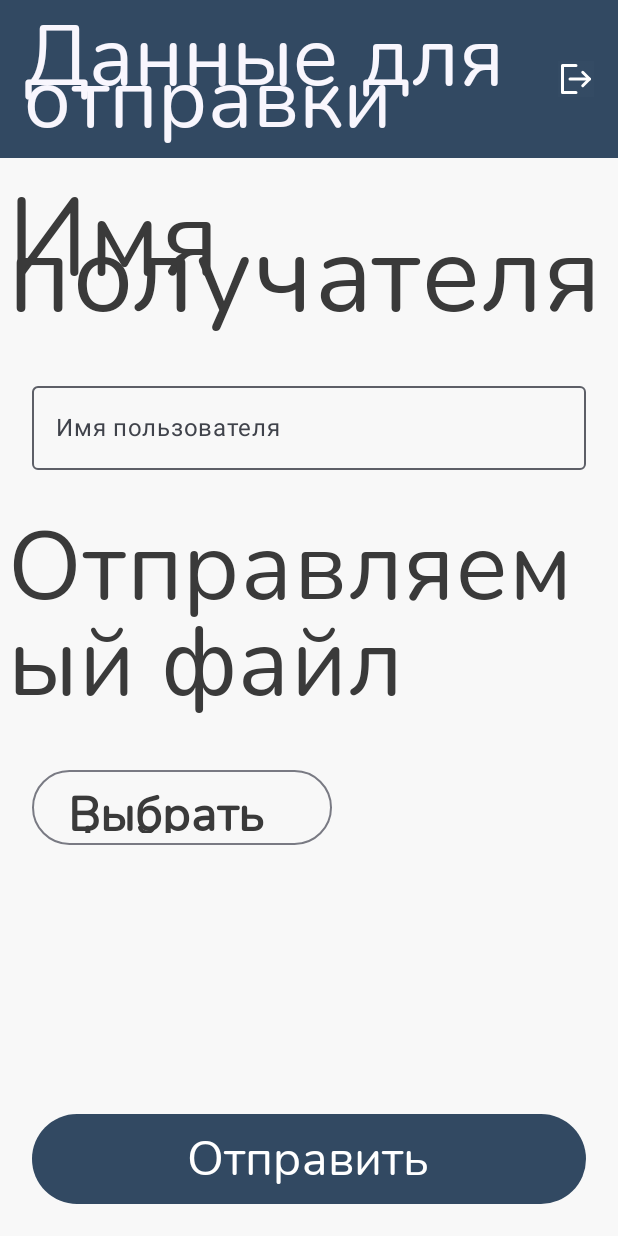
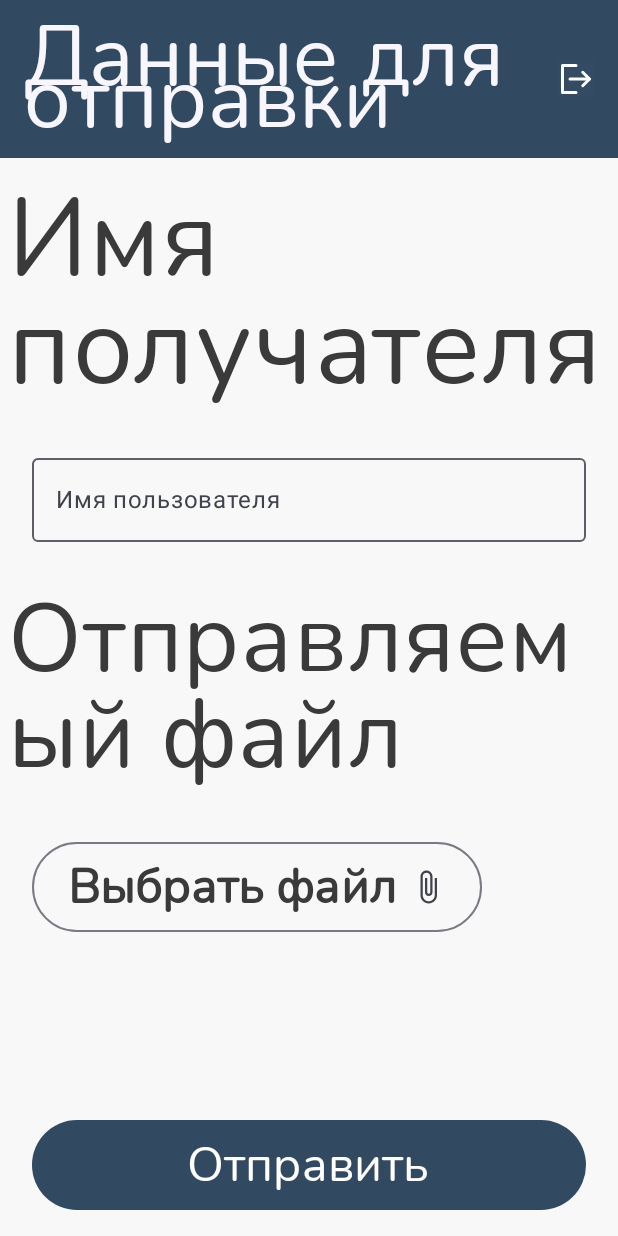
Before and after one commit to johtai/android-file-exchange, an Android app built with Jetpack Compose: the SendingDataScreen screen opened through its navigation route, on a phone screen of 412 x 824 dp. Run offline under Robolectric (Android 15) with nearby library versions, the phone set to English and light mode, and no system bars; pictures from the network do not load; 1 statement that could not run was skipped.

Commit message:
fix ui for small phones

```diff
--- a/app/src/main/AndroidManifest.xml
+++ b/app/src/main/AndroidManifest.xml
@@ -15,6 +15,7 @@
         tools:targetApi="31">
         <activity
             android:name=".MainActivity"
+            android:screenOrientation="portrait"
             android:exported="true"
             android:label="@string/app_name"
             android:theme="@style/Theme.MyApplication">
--- a/app/src/main/java/com/example/myapplication/SendingData.kt
+++ b/app/src/main/java/com/example/myapplication/SendingData.kt
@@ -3,12 +3,10 @@ package com.example.myapplication
 import android.content.Context
 import android.net.Uri
 import android.provider.OpenableColumns
-import android.widget.Toast
 import androidx.compose.runtime.getValue
 import androidx.compose.runtime.mutableIntStateOf
 import androidx.compose.runtime.mutableStateOf
 import androidx.compose.runtime.setValue
-import androidx.compose.ui.platform.LocalContext
 import androidx.core.net.toUri
 import io.ktor.network.selector.SelectorManager
 import io.ktor.network.sockets.Datagram
@@ -18,8 +16,6 @@ import io.ktor.utils.io.core.ByteReadPacket
 import kotlinx.coroutines.Dispatchers
 import kotlinx.coroutines.TimeoutCancellationException
 import kotlinx.coroutines.delay
-import kotlinx.coroutines.launch
-import kotlinx.coroutines.runBlocking
 import kotlinx.coroutines.withTimeout
 import kotlinx.io.readByteArray
 import kotlinx.io.readString
@@ -37,7 +33,7 @@ object sendingData {
     var ip by mutableStateOf("5.165.249.136")
     var port by mutableIntStateOf(2869)
     var downloadingInProcess by mutableStateOf(true)
-    var receiveDataConfirm by mutableStateOf(false)
+    var receiveDataDialog by mutableStateOf(false)
 
     fun setData (context: Context, uri: Uri) {
         try {
@@ -333,7 +329,7 @@ object sendingData {
         }
         socket.close()
         byteArray = listBytes
-        downloadingInProcess = true
+        downloadingInProcess = false
         //saveFile(filename, listBytes)
 
     }
@@ -377,7 +373,4 @@ object sendingData {
         //File(filename).writeBytes(file);
     }
 
-    suspend fun sentRejection() {
-
-    }
 }
--- a/app/src/main/java/com/example/myapplication/screens/LoginPage.kt
+++ b/app/src/main/java/com/example/myapplication/screens/LoginPage.kt
@@ -75,7 +75,8 @@ fun LoginScreen(navController: NavController) {
         Text(text = stringResource(R.string.login_head_text),
             fontFamily = HeadingFont,
             color = colorResource(R.color.grey_text),
-            fontSize = 7.em)
+            fontSize = 7.em,
+            lineHeight = 1.em)
 
         Spacer(modifier = Modifier.height(20.dp))
         OutlinedTextField(
@@ -133,7 +134,7 @@ fun LoginScreen(navController: NavController) {
                                 )
                                 showDialog = false
                                 if (status == HttpStatusCode.OK) {
-                                    //if(true){
+                                //    if(true){
                                     TokenStorage.saveUser(username.value.text.trim())
                                     navController.navigate(Routes.Send.route) {
                                         popUpTo(navController.graph.startDestinationId)
--- a/app/src/main/java/com/example/myapplication/screens/ReceiveDataScreen.kt
+++ b/app/src/main/java/com/example/myapplication/screens/ReceiveDataScreen.kt
@@ -66,7 +66,7 @@ fun ConfirmReceiveDialog(onDismiss: () -> Unit){
             TextButton(onClick = {
                 scope.launch {
                     onDismiss()
-                    sendingData.sentRejection()
+                    //sendingData.sentRejection()
                 }
             })
         {Text(stringResource(R.string.no), fontFamily = HeadingFont)}},
--- a/app/src/main/java/com/example/myapplication/screens/RegisterPage.kt
+++ b/app/src/main/java/com/example/myapplication/screens/RegisterPage.kt
@@ -66,10 +66,10 @@ fun RegisterScreen(navController: NavController) {
     val context = LocalContext.current
     val scope = rememberCoroutineScope()
     val name = remember {                                           //Lovak
-        mutableStateOf(TextFieldValue("Lovak2"))
+        mutableStateOf(TextFieldValue(""))
     }
-    val password = remember { mutableStateOf(TextFieldValue("BestUser03")) }    //BestUser03
-    val confirmPassword = remember { mutableStateOf(TextFieldValue("BestUser03")) }
+    val password = remember { mutableStateOf(TextFieldValue("")) }    //BestUser03
+    val confirmPassword = remember { mutableStateOf(TextFieldValue("")) }
 
     val nameErrorState = remember { mutableStateOf(false) }
     val passwordErrorState = remember { mutableStateOf(false) }
--- a/app/src/main/java/com/example/myapplication/screens/SendingDataScreen.kt
+++ b/app/src/main/java/com/example/myapplication/screens/SendingDataScreen.kt
@@ -3,12 +3,10 @@ package com.example.myapplication.screens
 import android.content.Context
 import android.net.Uri
 import android.os.ParcelFileDescriptor
-import android.widget.Toast
 import androidx.activity.compose.BackHandler
 import androidx.activity.compose.rememberLauncherForActivityResult
 import androidx.activity.result.contract.ActivityResultContracts
 import androidx.compose.foundation.clickable
-import androidx.compose.foundation.layout.Box
 import androidx.compose.foundation.layout.Column
 import androidx.compose.foundation.layout.Spacer
 import androidx.compose.foundation.layout.fillMaxSize
@@ -17,6 +15,9 @@ import androidx.compose.foundation.layout.height
 import androidx.compose.foundation.layout.padding
 import androidx.compose.foundation.layout.size
 import androidx.compose.foundation.layout.width
+import androidx.compose.foundation.layout.wrapContentSize
+import androidx.compose.foundation.rememberScrollState
+import androidx.compose.foundation.verticalScroll
 import androidx.compose.material3.AlertDialog
 import androidx.compose.material3.Button
 import androidx.compose.material3.ButtonDefaults
@@ -56,8 +57,6 @@ import androidx.navigation.compose.rememberNavController
 import com.example.myapplication.MAX_FILE_SIZE
 import com.example.myapplication.R
 import com.example.myapplication.TokenStorage
-import com.example.myapplication.hello
-import com.example.myapplication.refreshToken
 import com.example.myapplication.sendingData
 import com.example.myapplication.ui.theme.MyApplicationTheme
 import kotlinx.coroutines.CoroutineScope
@@ -98,7 +97,7 @@ fun FilePickerScreen(scope: CoroutineScope, snackbarHostState: SnackbarHostState
             onClick = {
                 filePickerLauncher.launch(arrayOf("*/*"))
             },
-            modifier = Modifier.size(200.dp, 50.dp),
+            modifier = Modifier.wrapContentSize(),
             ) {
             Text(
                 stringResource(R.string.choose_file),
@@ -165,17 +164,12 @@ fun SendingDataScreen(navController: NavController) {
     val scope = rememberCoroutineScope()
     val snackbarHostState = remember { SnackbarHostState() }
     var errorLogin = remember { mutableStateOf(false) }
-    var ipAddress by remember { mutableStateOf("5.165.249.136") }
-    var port by remember { mutableStateOf("2869") }
     var username by remember { mutableStateOf("") }
     var showDialog by remember { mutableStateOf(false) }
     var isFinished by remember { mutableStateOf(false) }
     var showLogoutConfirm by remember { mutableStateOf(false) }
-    BackHandler(enabled = true) {
-        if(!isFinished){
-
-        }
-    }
+    BackHandler(enabled = true) { }
+    val scrollState = rememberScrollState()
 
     Scaffold(modifier = Modifier.fillMaxSize(),
         containerColor = colorResource(R.color.background),
@@ -214,21 +208,23 @@ fun SendingDataScreen(navController: NavController) {
                 .padding(innerPadding),
             horizontalAlignment = Alignment.Start,
         ) {
-//            Text(text = TokenStorage.getUser().toString())
-//            Spacer(modifier = Modifier.height(5.dp))
-
+            Column(modifier = Modifier
+                .weight(1f) // Занимает всё доступное место
+                .verticalScroll(scrollState)) {
                 Text(
                     stringResource(R.string.whom),
                     fontSize = 9.em,
+                    lineHeight = 1.em,
                     fontFamily = HeadingFont,
                     color = colorResource(R.color.grey_text)
                 )
                 OutlinedTextField(
                     value = username,
                     onValueChange = {
-                    if(errorLogin.value)
+                        if (errorLogin.value)
                             errorLogin.value = false
-                    username = it },
+                        username = it
+                    },
                     label = { Text(stringResource(R.string.input_username)) },
                     modifier = Modifier
                         .fillMaxWidth()
@@ -248,41 +244,7 @@ fun SendingDataScreen(navController: NavController) {
                 Spacer(modifier = Modifier.height(5.dp))
                 FilePickerScreen(scope, snackbarHostState)
 
-
-//            Button(onClick = {
-//                scope.launch {
-//                    val res = hello()
-//                    println(res.description)
-//                }
-//            },)
-//            {
-//                Text("/hello")
-//            }
-//            Button(onClick = {
-//                scope.launch {
-//                    val res = refreshToken()
-//                }
-//            },)
-//            {
-//                Text("/refresh")
-//            }
-//            Button(onClick = {
-//                scope.launch {
-//                    navController.navigate(Routes.Receive.route){
-//                        popUpTo(navController.graph.startDestinationId)
-//                        launchSingleTop = true
-//                    }
-//                }
-//            },)
-//            {
-//                Text("GO!!")
-//            }
-            Box(
-                modifier = Modifier
-                    .fillMaxSize()
-                    .padding(16.dp),
-                contentAlignment = Alignment.BottomCenter
-            ) {
+            }
                 Button(                             //самая главная кнопка "отправить"
                     onClick = {
                         if(username.trim().isEmpty()){
@@ -310,6 +272,7 @@ fun SendingDataScreen(navController: NavController) {
                     },
                     colors = ButtonDefaults.buttonColors(containerColor = colorResource(R.color.blue_button)),
                     modifier = Modifier.fillMaxWidth()
+                        .padding(horizontal = 16.dp, vertical = 12.dp)
                 ) {
                     Text(
                         stringResource(R.string.Send_data),
@@ -317,7 +280,7 @@ fun SendingDataScreen(navController: NavController) {
                         fontSize = 4.em
                     )
                 }
-            }
+
         }
 
     }
@@ -331,8 +294,8 @@ fun SendingDataScreen(navController: NavController) {
         LogoutConfirm(navController, {showLogoutConfirm = false})
     }
 
-    if(sendingData.receiveDataConfirm){
-        ReceiveDataDialog(LocalContext.current, {sendingData.receiveDataConfirm = false})
+    if(sendingData.receiveDataDialog){
+        ReceiveDataDialog(LocalContext.current, {sendingData.receiveDataDialog = false})
     }
 
 
@@ -343,7 +306,7 @@ fun SendingDataScreen(navController: NavController) {
 @Composable
 fun SendPreview() {
     MyApplicationTheme {
-        LogoutConfirm(rememberNavController()) { }
-        //SendingDataScreen(rememberNavController())
+        //LogoutConfirm(rememberNavController()) { }
+        SendingDataScreen(rememberNavController())
     }
 }
```
Also changed, not shown: app/src/main/java/com/example/myapplication/Main.kt (+1 -13 lines). Lines whose indentation alone changed are shown as unchanged.
